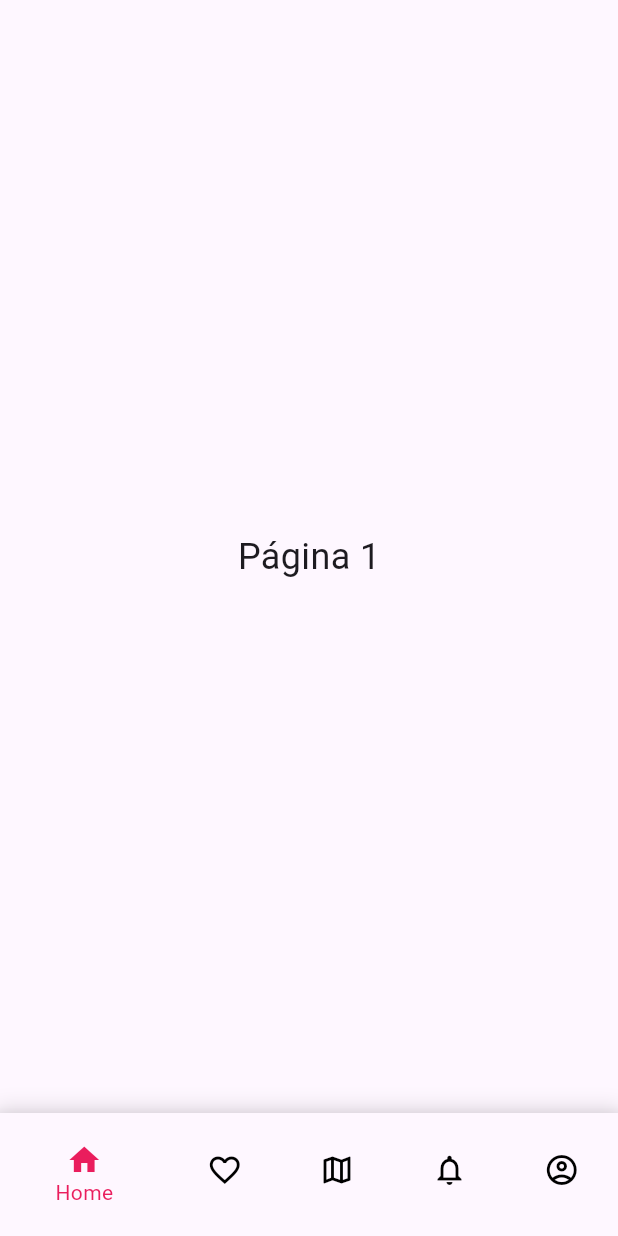
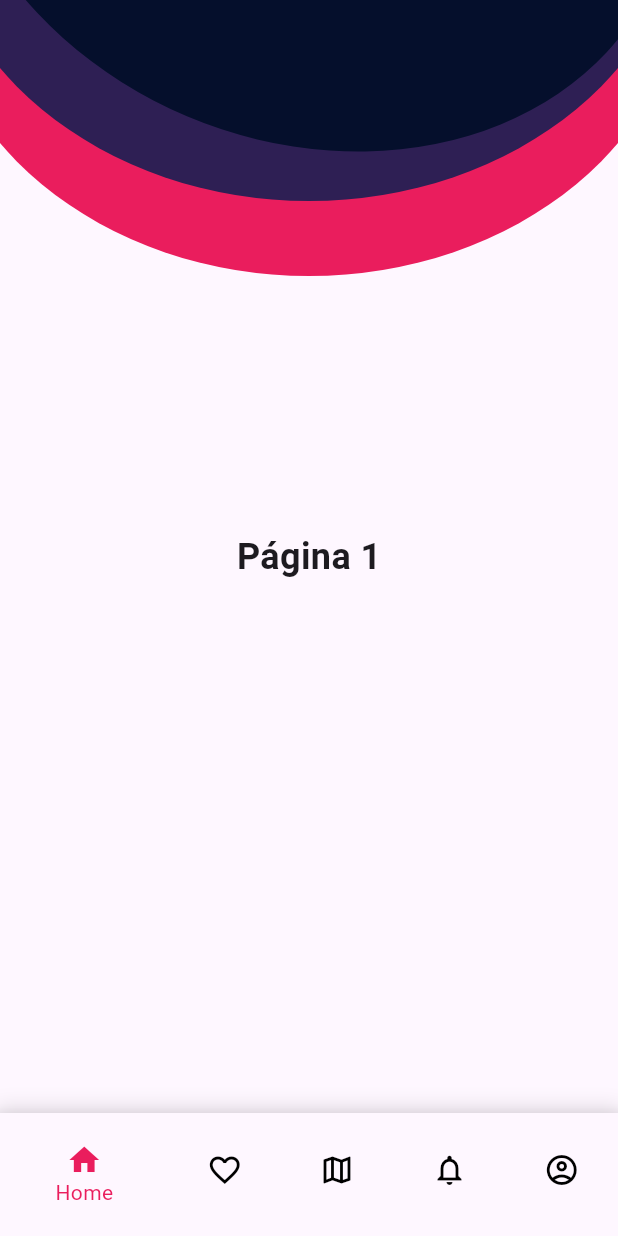
Before and after one commit to ISIS3510-G12/Dart-G12, a Flutter app: the screen it shows after launch, on a phone screen of 412 x 824 dp. Run offline on Flutter 3.47's test engine with Material 3 defaults, Android fonts, the phone set to English and light mode, and no system bars.

Commit message:
Add custom background with OvalsPainter to Pagina1 and Pagina2

```diff
--- a/lib/views/Pagina1.dart
+++ b/lib/views/Pagina1.dart
@@ -1,12 +1,30 @@
 import 'package:flutter/material.dart';
+import '../widgets/OvalsPainter.dart';
 
 class Pagina1 extends StatelessWidget {
   const Pagina1({super.key});
 
   @override
   Widget build(BuildContext context) {
-    return const Center(
-      child: Text('Página 1', style: TextStyle(fontSize: 24)),
+    return Scaffold(
+      body: Stack(
+        children: [
+          // Fondo con los círculos superpuestos
+          Positioned.fill(
+            child: CustomPaint(
+              painter: OvalsPainter(),
+            ),
+          ),
+
+          // Contenido principal
+          const Center(
+            child: Text(
+              'Página 1',
+              style: TextStyle(fontSize: 24, fontWeight: FontWeight.bold),
+            ),
+          ),
+        ],
+      ),
     );
   }
 }
```
Also changed, not shown: lib/views/Pagina2.dart (+20 -2 lines), lib/widgets/OvalsPainter.dart (added, +25 -0 lines).
